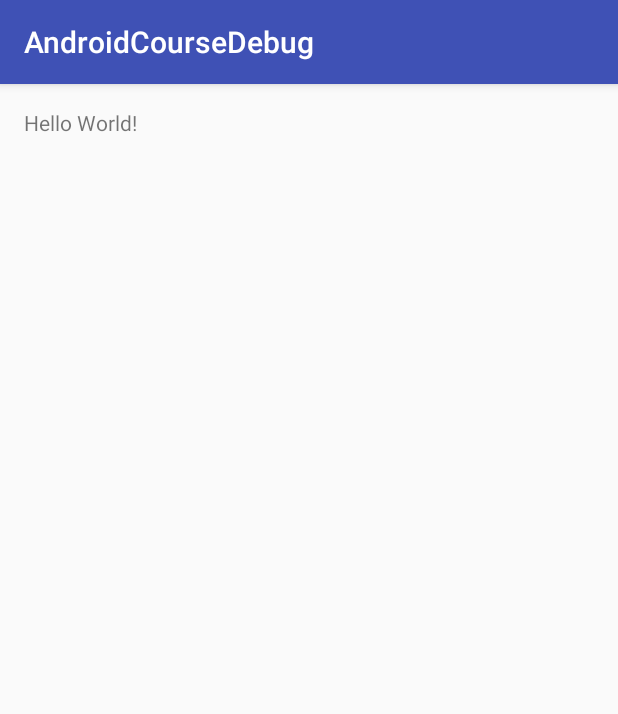
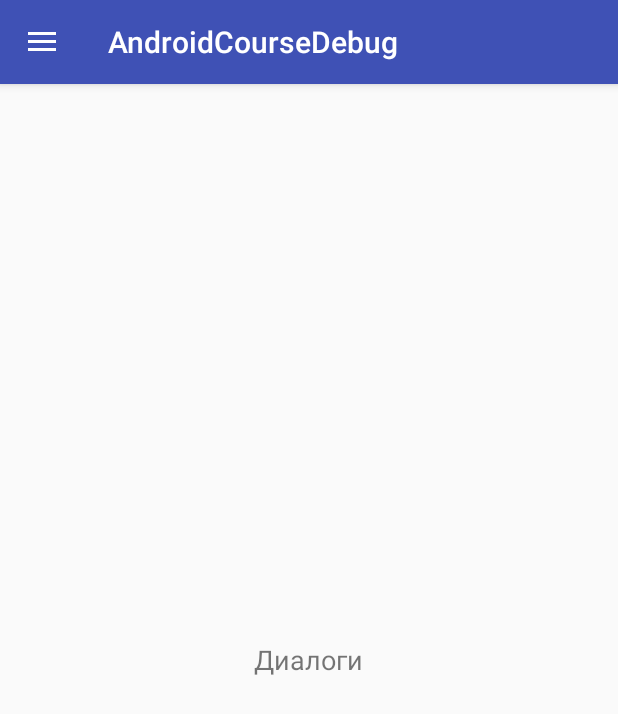
Before and after one commit to puz-ya/tinkoff.finteh.2017, an Android app: the screen it shows after launch (MainActivity before the commit, NavigationActivity after it), on a phone screen of 412 x 824 dp. Shown: the top 714 px of the screen. Run offline under Robolectric (Android 15) with nearby library versions, the phone set to English and light mode, and no system bars.

Commit message:
lesson-fragments

```diff
--- a/app/build.gradle
+++ b/app/build.gradle
@@ -49,7 +49,9 @@ dependencies {
     androidTestCompile('com.android.support.test.espresso:espresso-core:2.2.2', {
         exclude group: 'com.android.support', module: 'support-annotations'
     })
-    compile 'com.android.support:appcompat-v7:25.2.0'
-    compile 'com.google.code.gson:gson:2.4'
+    compile 'com.android.support:appcompat-v7:25.3.0'
+    compile 'com.android.support:design:25.3.0'
+    compile 'com.android.support:support-v4:25.3.0'
+    compile 'com.google.code.gson:gson:2.7'
     testCompile 'junit:junit:4.12'
 }
--- a/app/src/main/AndroidManifest.xml
+++ b/app/src/main/AndroidManifest.xml
@@ -8,7 +8,9 @@
         android:label="@string/app_name"
         android:supportsRtl="true"
         android:theme="@style/AppTheme">
-        <activity android:name=".MainActivity">
+        <activity
+            android:name=".NavigationActivity"
+            android:theme="@style/AppTheme.NoActionBar">
             <intent-filter>
                 <action android:name="android.intent.action.MAIN" />
 
--- /dev/null
+++ b/app/src/main/java/tinkoff/androidcourse/NavigationActivity.java
@@ -0,0 +1,87 @@
+package tinkoff.androidcourse;
+
+import android.os.Bundle;
+import android.support.annotation.NonNull;
+import android.support.annotation.Nullable;
+import android.support.design.widget.NavigationView;
+import android.support.v4.app.FragmentTransaction;
+import android.support.v4.view.GravityCompat;
+import android.support.v4.widget.DrawerLayout;
+import android.support.v7.app.ActionBarDrawerToggle;
+import android.support.v7.app.AppCompatActivity;
+import android.support.v7.widget.Toolbar;
+import android.view.MenuItem;
+
+public class NavigationActivity extends AppCompatActivity implements NavigationView.OnNavigationItemSelectedListener {
+
+    private final static int MENU_DIALOGS = 0;
+    private ActionBarDrawerToggle toggle;
+
+    @Override
+    public void onBackPressed() {
+        DrawerLayout drawer = (DrawerLayout) findViewById(R.id.drawer_layout);
+        if (drawer.isDrawerOpen(GravityCompat.START)) {
+            drawer.closeDrawer(GravityCompat.START);
+        } else {
+            super.onBackPressed();
+        }
+    }
+
+    @Override
+    public boolean onNavigationItemSelected(@NonNull MenuItem item) {
+        switch (item.getItemId()) {
+            case R.id.nav_dialogs:
+                StubFragment dialogsFragment = StubFragment.newInstance("Диалоги");
+                addFragment(dialogsFragment);
+                break;
+            case R.id.nav_settings:
+                StubFragment settingsFragment = StubFragment.newInstance("Настройки");
+                addFragment(settingsFragment);
+                break;
+            case R.id.nav_about:
+                StubFragment aboutFragment = StubFragment.newInstance("О приложении");
+                addFragment(aboutFragment);
+                break;
+            case R.id.nav_exit:
+                finish();
+                break;
+        }
+
+        DrawerLayout drawer = (DrawerLayout) findViewById(R.id.drawer_layout);
+        drawer.closeDrawer(GravityCompat.START);
+        return true;
+    }
+
+    @Override
+    protected void onCreate(Bundle savedInstanceState) {
+        super.onCreate(savedInstanceState);
+        setContentView(R.layout.activity_navigation);
+
+        Toolbar toolbar = (Toolbar) findViewById(R.id.toolbar);
+        setSupportActionBar(toolbar);
+
+        DrawerLayout drawer = (DrawerLayout) findViewById(R.id.drawer_layout);
+        toggle = new ActionBarDrawerToggle(this, drawer, toolbar, 0, 0);
+        drawer.addDrawerListener(toggle);
+
+        NavigationView navigationView = (NavigationView) findViewById(R.id.nav_view);
+        navigationView.setNavigationItemSelectedListener(this);
+
+        if (savedInstanceState == null) {
+            navigationView.getMenu().getItem(MENU_DIALOGS).setChecked(true);
+            onNavigationItemSelected(navigationView.getMenu().getItem(MENU_DIALOGS));
+        }
+    }
+
+    @Override
+    protected void onPostCreate(@Nullable Bundle savedInstanceState) {
+        super.onPostCreate(savedInstanceState);
+        toggle.syncState();
+    }
+
+    private void addFragment(StubFragment fragment) {
+        FragmentTransaction fragmentTransaction = getSupportFragmentManager().beginTransaction();
+        fragmentTransaction = fragmentTransaction.replace(R.id.content_navigation, fragment);
+        fragmentTransaction.commit();
+    }
+}
--- /dev/null
+++ b/app/src/main/java/tinkoff/androidcourse/StubFragment.java
@@ -0,0 +1,39 @@
+package tinkoff.androidcourse;
+
+import android.os.Bundle;
+import android.support.v4.app.Fragment;
+import android.view.LayoutInflater;
+import android.view.View;
+import android.view.ViewGroup;
+import android.widget.TextView;
+
+public class StubFragment extends Fragment {
+
+    private static final String ARG_TITLE = "title";
+
+    private String title;
+
+    public static StubFragment newInstance(String title) {
+        StubFragment fragment = new StubFragment();
+        Bundle args = new Bundle();
+        args.putString(ARG_TITLE, title);
+        fragment.setArguments(args);
+        return fragment;
+    }
+
+    @Override
+    public void onCreate(Bundle savedInstanceState) {
+        super.onCreate(savedInstanceState);
+        if (getArguments() != null) {
+            title = getArguments().getString(ARG_TITLE);
+        }
+    }
+
+    @Override
+    public View onCreateView(LayoutInflater inflater, ViewGroup container, Bundle savedInstanceState) {
+        View view = inflater.inflate(R.layout.fragment_stub, container, false);
+        TextView textViewTitle = (TextView) view.findViewById(R.id.text_view_stub);
+        textViewTitle.setText(title);
+        return view;
+    }
+}
--- /dev/null
+++ b/app/src/main/res/layout/activity_navigation.xml
@@ -0,0 +1,22 @@
+<?xml version="1.0" encoding="utf-8"?>
+<android.support.v4.widget.DrawerLayout xmlns:android="http://schemas.android.com/apk/res/android"
+    xmlns:app="http://schemas.android.com/apk/res-auto"
+    xmlns:tools="http://schemas.android.com/tools"
+    android:id="@+id/drawer_layout"
+    android:layout_width="match_parent"
+    android:layout_height="match_parent"
+    android:fitsSystemWindows="true"
+    tools:openDrawer="start">
+
+    <include layout="@layout/layout_main_content" />
+
+    <android.support.design.widget.NavigationView
+        android:id="@+id/nav_view"
+        android:layout_width="wrap_content"
+        android:layout_height="match_parent"
+        android:layout_gravity="start"
+        android:fitsSystemWindows="true"
+        app:headerLayout="@layout/layout_header_navigation"
+        app:menu="@menu/menu_navigation_drawer" />
+
+</android.support.v4.widget.DrawerLayout>
--- /dev/null
+++ b/app/src/main/res/layout/fragment_stub.xml
@@ -0,0 +1,15 @@
+<FrameLayout xmlns:android="http://schemas.android.com/apk/res/android"
+    xmlns:tools="http://schemas.android.com/tools"
+    android:layout_width="match_parent"
+    android:layout_height="match_parent"
+    tools:context="tinkoff.androidcourse.StubFragment">
+
+    <TextView
+        android:id="@+id/text_view_stub"
+        android:layout_width="wrap_content"
+        android:layout_height="wrap_content"
+        android:layout_gravity="center"
+        android:textSize="18sp"
+        tools:text="Название" />
+
+</FrameLayout>
--- /dev/null
+++ b/app/src/main/res/layout/layout_main_content.xml
@@ -0,0 +1,30 @@
+<?xml version="1.0" encoding="utf-8"?>
+<android.support.design.widget.CoordinatorLayout xmlns:android="http://schemas.android.com/apk/res/android"
+    xmlns:app="http://schemas.android.com/apk/res-auto"
+    xmlns:tools="http://schemas.android.com/tools"
+    android:layout_width="match_parent"
+    android:layout_height="match_parent"
+    android:fitsSystemWindows="true"
+    tools:context="tinkoff.androidcourse.NavigationActivity">
+
+    <android.support.design.widget.AppBarLayout
+        android:layout_width="match_parent"
+        android:layout_height="wrap_content"
+        android:theme="@style/AppTheme.AppBarOverlay">
+
+        <android.support.v7.widget.Toolbar
+            android:id="@+id/toolbar"
+            android:layout_width="match_parent"
+            android:layout_height="?attr/actionBarSize"
+            android:background="?attr/colorPrimary"
+            app:popupTheme="@style/AppTheme.PopupOverlay" />
+
+    </android.support.design.widget.AppBarLayout>
+
+    <FrameLayout
+        android:id="@+id/content_navigation"
+        app:layout_behavior="@string/appbar_scrolling_view_behavior"
+        android:layout_width="match_parent"
+        android:layout_height="match_parent"/>
+
+</android.support.design.widget.CoordinatorLayout>
--- /dev/null
+++ b/app/src/main/res/menu/menu_navigation_drawer.xml
@@ -0,0 +1,29 @@
+<?xml version="1.0" encoding="utf-8"?>
+<menu xmlns:android="http://schemas.android.com/apk/res/android">
+
+    <group
+        android:id="@+id/menu_top"
+        android:checkableBehavior="single">
+        <item
+            android:id="@+id/nav_dialogs"
+            android:icon="@android:drawable/ic_menu_send"
+            android:title="@string/menu_dialogs" />
+        <item
+            android:id="@+id/nav_settings"
+            android:icon="@android:drawable/ic_menu_preferences"
+            android:title="@string/menu_settings" />
+        <item
+            android:id="@+id/nav_about"
+            android:icon="@android:drawable/ic_menu_gallery"
+            android:title="@string/menu_about" />
+    </group>
+
+    <group
+        android:id="@+id/menu_bottom"
+        android:checkableBehavior="none">
+        <item
+            android:id="@+id/nav_exit"
+            android:icon="@android:drawable/ic_menu_compass"
+            android:title="@string/menu_exit" />
+    </group>
+</menu>
--- /dev/null
+++ b/app/src/main/res/values-v21/styles.xml
@@ -0,0 +1,9 @@
+<resources>
+
+    <style name="AppTheme.NoActionBar">
+        <item name="windowActionBar">false</item>
+        <item name="windowNoTitle">true</item>
+        <item name="android:windowDrawsSystemBarBackgrounds">true</item>
+        <item name="android:statusBarColor">@android:color/transparent</item>
+    </style>
+</resources>
--- a/app/src/main/res/values/dimens.xml
+++ b/app/src/main/res/values/dimens.xml
@@ -1,5 +1,7 @@
 <resources>
-    <!-- Default screen margins, per the Android Design guidelines. -->
     <dimen name="activity_horizontal_margin">16dp</dimen>
     <dimen name="activity_vertical_margin">16dp</dimen>
+    <dimen name="nav_header_vertical_spacing">16dp</dimen>
+    <dimen name="nav_header_height">160dp</dimen>
+    <dimen name="fab_margin">16dp</dimen>
 </resources>
--- a/app/src/main/res/values/strings.xml
+++ b/app/src/main/res/values/strings.xml
@@ -1,3 +1,8 @@
 <resources>
     <string name="app_name">AndroidCourseDebug</string>
+
+    <string name="menu_dialogs">Диалоги</string>
+    <string name="menu_settings">Настройки</string>
+    <string name="menu_about">О приложении</string>
+    <string name="menu_exit">Выход</string>
 </resources>
--- a/app/src/main/res/values/styles.xml
+++ b/app/src/main/res/values/styles.xml
@@ -1,11 +1,18 @@
 <resources>
 
-    <!-- Base application theme. -->
     <style name="AppTheme" parent="Theme.AppCompat.Light.DarkActionBar">
-        <!-- Customize your theme here. -->
         <item name="colorPrimary">@color/colorPrimary</item>
         <item name="colorPrimaryDark">@color/colorPrimaryDark</item>
         <item name="colorAccent">@color/colorAccent</item>
     </style>
 
+    <style name="AppTheme.NoActionBar">
+        <item name="windowActionBar">false</item>
+        <item name="windowNoTitle">true</item>
+    </style>
+
+    <style name="AppTheme.AppBarOverlay" parent="ThemeOverlay.AppCompat.Dark.ActionBar" />
+
+    <style name="AppTheme.PopupOverlay" parent="ThemeOverlay.AppCompat.Light" />
+
 </resources>
```
Also changed, not shown: app/src/main/res/drawable/side_nav_bar_background.xml (added, +9 -0 lines), app/src/main/res/layout/layout_header_navigation.xml (added, +38 -0 lines).
